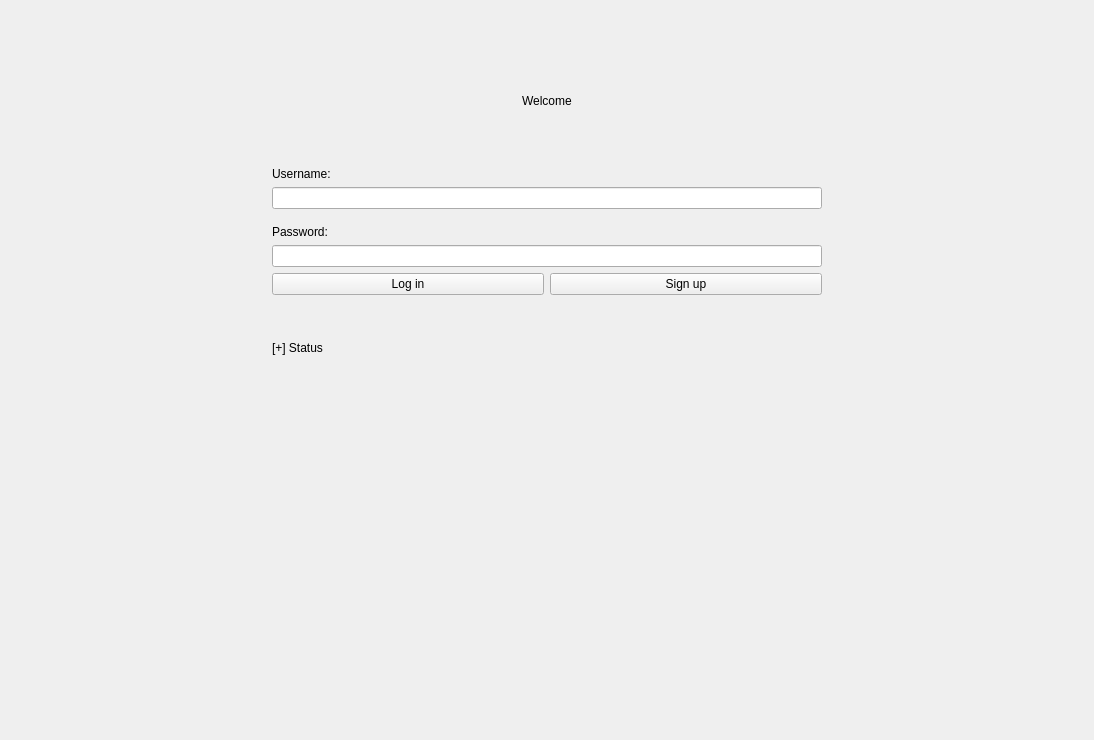
Qt form login.ui (Texvss/Spotify_project) before a commit.
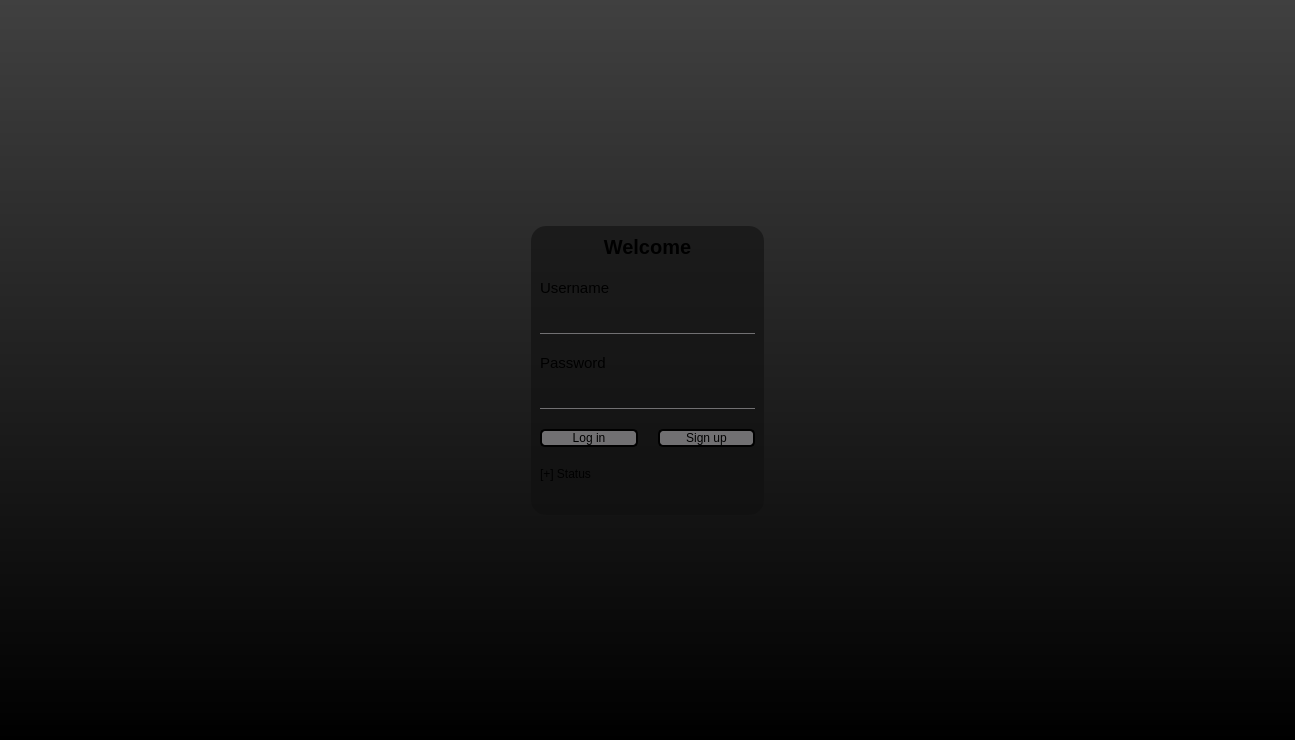
The same form after that commit.

Commit message: Arsentii loginUI

What changed in the file:
```diff
--- a/login.ui
+++ b/login.ui
@@ -6,20 +6,117 @@
    <rect>
     <x>0</x>
     <y>0</y>
-    <width>1094</width>
+    <width>1295</width>
     <height>740</height>
    </rect>
   </property>
   <property name="windowTitle">
    <string>Form</string>
   </property>
-  <layout class="QGridLayout" name="gridLayout">
-   <item row="1" column="1">
-    <layout class="QVBoxLayout" name="verticalLayout_2">
+  <property name="styleSheet">
+   <string notr="true">background: qlineargradient(x1:0, y1:0, x2:0, y2:1, stop:0 #404040, stop:1 #000000);</string>
+  </property>
+  <layout class="QVBoxLayout" name="verticalLayout_3">
+   <item>
+    <spacer name="verticalSpacer_6">
+     <property name="orientation">
+      <enum>Qt::Orientation::Vertical</enum>
+     </property>
+     <property name="sizeHint" stdset="0">
+      <size>
+       <width>20</width>
+       <height>204</height>
+      </size>
+     </property>
+    </spacer>
+   </item>
+   <item>
+    <layout class="QHBoxLayout" name="horizontalLayout_5">
+     <item>
+      <spacer name="horizontalSpacer_5">
+       <property name="orientation">
+        <enum>Qt::Orientation::Horizontal</enum>
+       </property>
+       <property name="sizeType">
+        <enum>QSizePolicy::Policy::Fixed</enum>
+       </property>
+       <property name="sizeHint" stdset="0">
+        <size>
+         <width>520</width>
+         <height>20</height>
+        </size>
+       </property>
+      </spacer>
+     </item>
+     <item>
+      <widget class="QWidget" name="widget" native="true">
+       <property name="font">
+        <font>
+         <stylestrategy>PreferDefault</stylestrategy>
+        </font>
+       </property>
+       <property name="styleSheet">
+        <string notr="true">border-radius: 15px;
+background: rgba(16, 16, 16, 150);</string>
+       </property>
+       <layout class="QHBoxLayout" name="horizontalLayout_4">
+        <item>
+         <layout class="QVBoxLayout" name="verticalLayout_2" stretch="0,0">
+          <property name="spacing">
+           <number>20</number>
+          </property>
+          <property name="leftMargin">
+           <number>0</number>
+          </property>
+          <property name="topMargin">
+           <number>0</number>
+          </property>
+          <property name="rightMargin">
+           <number>0</number>
+          </property>
+          <property name="bottomMargin">
+           <number>25</number>
+          </property>
+          <item>
+           <spacer name="verticalSpacer_4">
+            <property name="orientation">
+             <enum>Qt::Orientation::Vertical</enum>
+            </property>
+            <property name="sizeType">
+             <enum>QSizePolicy::Policy::Fixed</enum>
+            </property>
+            <property name="sizeHint" stdset="0">
+             <size>
+              <width>20</width>
+              <height>0</height>
+             </size>
+            </property>
+           </spacer>
+          </item>
+          <item>
+           <layout class="QHBoxLayout" name="horizontalLayout_3">
+            <item>
+             <spacer name="horizontalSpacer_3">
+              <property name="orientation">
+               <enum>Qt::Orientation::Horizontal</enum>
+              </property>
+              <property name="sizeType">
+               <enum>QSizePolicy::Policy::Fixed</enum>
+              </property>
+              <property name="sizeHint" stdset="0">
+               <size>
+                <width>0</width>
+                <height>20</height>
+               </size>
+              </property>
+             </spacer>
+            </item>
+            <item>
+             <layout class="QVBoxLayout" name="verticalLayout">
      <item>
       <layout class="QHBoxLayout" name="horizontalLayout">
        <item>
-        <spacer name="horizontalSpacer_2">
+                 <spacer name="horizontalSpacer">
          <property name="orientation">
           <enum>Qt::Orientation::Horizontal</enum>
          </property>
@@ -28,21 +125,42 @@
          </property>
          <property name="sizeHint" stdset="0">
           <size>
-           <width>250</width>
-           <height>40</height>
+                    <width>40</width>
+                    <height>20</height>
           </size>
          </property>
         </spacer>
        </item>
        <item>
         <widget class="QLabel" name="label_2">
+                  <property name="font">
+                   <font>
+                    <pointsize>15</pointsize>
+                    <bold>true</bold>
+                   </font>
+                  </property>
+                  <property name="layoutDirection">
+                   <enum>Qt::LayoutDirection::LeftToRight</enum>
+                  </property>
+                  <property name="autoFillBackground">
+                   <bool>false</bool>
+                  </property>
+                  <property name="styleSheet">
+                   <string notr="true">background: transparent;</string>
+                  </property>
          <property name="text">
           <string>Welcome</string>
          </property>
+                  <property name="textFormat">
+                   <enum>Qt::TextFormat::AutoText</enum>
+                  </property>
+                  <property name="alignment">
+                   <set>Qt::AlignmentFlag::AlignCenter</set>
+                  </property>
         </widget>
        </item>
        <item>
-        <spacer name="horizontalSpacer">
+                 <spacer name="horizontalSpacer_2">
          <property name="orientation">
           <enum>Qt::Orientation::Horizontal</enum>
          </property>
@@ -51,7 +169,7 @@
          </property>
          <property name="sizeHint" stdset="0">
           <size>
-           <width>250</width>
+                    <width>40</width>
            <height>20</height>
           </size>
          </property>
@@ -59,57 +177,73 @@
        </item>
       </layout>
      </item>
-     <item>
-      <spacer name="verticalSpacer_2">
-       <property name="orientation">
-        <enum>Qt::Orientation::Vertical</enum>
-       </property>
-       <property name="sizeType">
-        <enum>QSizePolicy::Policy::Fixed</enum>
-       </property>
-       <property name="sizeHint" stdset="0">
-        <size>
-         <width>20</width>
-         <height>40</height>
-        </size>
-       </property>
-      </spacer>
-     </item>
      <item>
       <widget class="QLabel" name="usernameLabel">
+                <property name="font">
+                 <font>
+                  <pointsize>11</pointsize>
+                 </font>
+                </property>
+                <property name="styleSheet">
+                 <string notr="true">background: transparent;</string>
+                </property>
        <property name="text">
-        <string>Username:</string>
+                 <string>Username</string>
        </property>
       </widget>
      </item>
      <item>
-      <widget class="QLineEdit" name="usernameLine"/>
-     </item>
-     <item>
-      <spacer name="verticalSpacer_3">
-       <property name="orientation">
-        <enum>Qt::Orientation::Vertical</enum>
-       </property>
-       <property name="sizeType">
-        <enum>QSizePolicy::Policy::Fixed</enum>
-       </property>
-       <property name="sizeHint" stdset="0">
+               <widget class="QLineEdit" name="usernameLine">
+                <property name="maximumSize">
         <size>
-         <width>20</width>
-         <height>10</height>
-        </size>
-       </property>
-      </spacer>
+                  <width>250</width>
+                  <height>16777215</height>
+                 </size>
+                </property>
+                <property name="styleSheet">
+                 <string notr="true">background:transparent;
+border: none;
+color: #717072;
+border-bottom: 1px solid #717072;
+</string>
+                </property>
+                <property name="text">
+                 <string/>
+                </property>
+               </widget>
      </item>
      <item>
       <widget class="QLabel" name="passwordLabel">
+                <property name="font">
+                 <font>
+                  <pointsize>11</pointsize>
+                 </font>
+                </property>
+                <property name="styleSheet">
+                 <string notr="true">background: transparent;</string>
+                </property>
        <property name="text">
-        <string>Password:</string>
+                 <string>Password</string>
        </property>
       </widget>
      </item>
      <item>
       <widget class="QLineEdit" name="passwordLine">
+                <property name="maximumSize">
+                 <size>
+                  <width>250</width>
+                  <height>16777215</height>
+                 </size>
+                </property>
+                <property name="styleSheet">
+                 <string notr="true">background:transparent;
+border: none;
+color: #717072;
+border-bottom: 1px solid #717072;</string>
+                </property>
+                <property name="text">
+                 <string/>
+                </property>
        <property name="echoMode">
         <enum>QLineEdit::EchoMode::Password</enum>
        </property>
@@ -119,6 +253,15 @@
       <layout class="QHBoxLayout" name="horizontalLayout_2">
        <item>
         <widget class="QPushButton" name="loginButton">
+                  <property name="mouseTracking">
+                   <bool>false</bool>
+                  </property>
+                  <property name="styleSheet">
+                   <string notr="true">border: 2px solid black;
+border-radius: 5px;
+background-color: #717072;
+</string>
+                  </property>
          <property name="text">
           <string>Log in</string>
          </property>
@@ -126,6 +269,11 @@
        </item>
        <item>
         <widget class="QPushButton" name="signupButton">
+                  <property name="styleSheet">
+                   <string notr="true">border: 2px solid black;
+border-radius: 5px;
+background-color: #717072;</string>
+                  </property>
          <property name="text">
           <string>Sign up</string>
          </property>
@@ -133,24 +281,11 @@
        </item>
       </layout>
      </item>
-     <item>
-      <spacer name="verticalSpacer">
-       <property name="orientation">
-        <enum>Qt::Orientation::Vertical</enum>
-       </property>
-       <property name="sizeType">
-        <enum>QSizePolicy::Policy::Fixed</enum>
-       </property>
-       <property name="sizeHint" stdset="0">
-        <size>
-         <width>20</width>
-         <height>40</height>
-        </size>
-       </property>
-      </spacer>
-     </item>
      <item>
       <widget class="QLabel" name="label">
+                <property name="styleSheet">
+                 <string notr="true">background: transparent;</string>
+                </property>
        <property name="text">
         <string>[+] Status</string>
        </property>
@@ -158,57 +293,56 @@
      </item>
     </layout>
    </item>
-   <item row="0" column="1">
-    <spacer name="verticalSpacer_4">
-     <property name="orientation">
-      <enum>Qt::Orientation::Vertical</enum>
-     </property>
-     <property name="sizeType">
-      <enum>QSizePolicy::Policy::Fixed</enum>
-     </property>
-     <property name="sizeHint" stdset="0">
-      <size>
-       <width>20</width>
-       <height>70</height>
-      </size>
-     </property>
-    </spacer>
-   </item>
-   <item row="1" column="2">
+            <item>
     <spacer name="horizontalSpacer_4">
      <property name="orientation">
       <enum>Qt::Orientation::Horizontal</enum>
      </property>
+              <property name="sizeType">
+               <enum>QSizePolicy::Policy::Fixed</enum>
+              </property>
      <property name="sizeHint" stdset="0">
       <size>
-       <width>40</width>
+                <width>0</width>
        <height>20</height>
       </size>
      </property>
     </spacer>
    </item>
-   <item row="1" column="0">
-    <spacer name="horizontalSpacer_3">
+           </layout>
+          </item>
+         </layout>
+        </item>
+       </layout>
+      </widget>
+     </item>
+     <item>
+      <spacer name="horizontalSpacer_6">
      <property name="orientation">
       <enum>Qt::Orientation::Horizontal</enum>
      </property>
+       <property name="sizeType">
+        <enum>QSizePolicy::Policy::Fixed</enum>
+       </property>
      <property name="sizeHint" stdset="0">
       <size>
-       <width>40</width>
+         <width>520</width>
        <height>20</height>
       </size>
      </property>
     </spacer>
    </item>
-   <item row="2" column="1">
-    <spacer name="verticalSpacer_5">
+    </layout>
+   </item>
+   <item>
+    <spacer name="verticalSpacer_7">
      <property name="orientation">
       <enum>Qt::Orientation::Vertical</enum>
      </property>
      <property name="sizeHint" stdset="0">
       <size>
        <width>20</width>
-       <height>40</height>
+       <height>203</height>
       </size>
      </property>
     </spacer>
```
Lines whose indentation alone changed are shown as unchanged. The commit also changes 1 other file.
